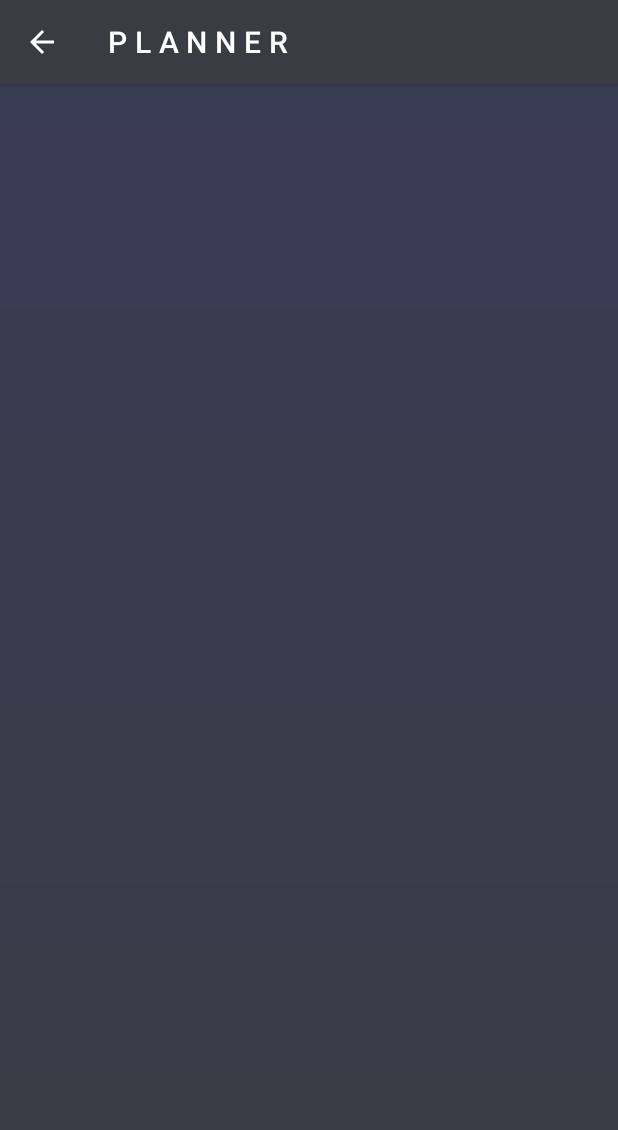
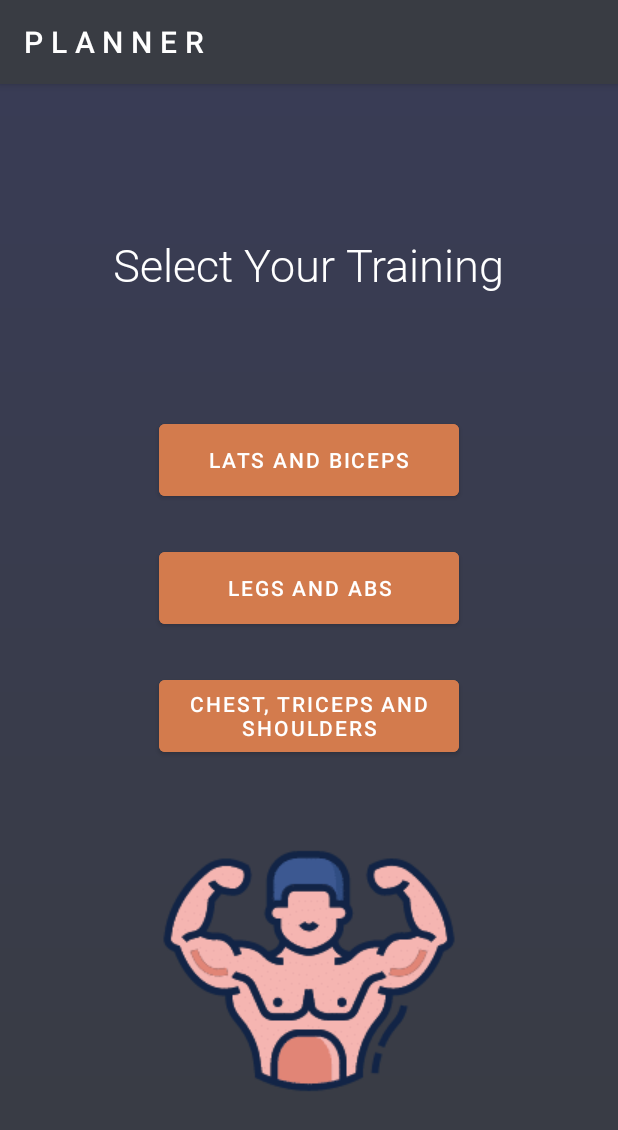
Before and after one commit to matsouto/workoutplanner, an Android app: the WorkoutPlanner screen opened directly, with no data from a screen before it, on a phone screen of 412 x 824 dp. Before the commit the part shown is almost empty. Shown: the top 1130 px of the screen. Run offline under Robolectric (Android 15) with nearby library versions, the phone set to English and light mode, and no system bars.

Commit message:
add exercises tab

```diff
--- a/app/src/main/java/com/souto/workoutapp/WorkoutPlanner.java
+++ b/app/src/main/java/com/souto/workoutapp/WorkoutPlanner.java
@@ -2,11 +2,17 @@ package com.souto.workoutapp;
 
 import androidx.appcompat.app.AppCompatActivity;
 
+import android.content.Intent;
 import android.os.Bundle;
 import android.view.View;
 import android.view.WindowManager;
+import android.widget.Button;
+
+import com.souto.workoutapp.exercises.Lats;
 
 public class WorkoutPlanner extends AppCompatActivity {
+
+    protected Button btn_lats;
 
     @Override
     protected void onCreate(Bundle savedInstanceState) {
@@ -16,14 +22,22 @@ public class WorkoutPlanner extends AppCompatActivity {
         getWindow().setFlags(WindowManager.LayoutParams.FLAG_FULLSCREEN,WindowManager.LayoutParams.FLAG_FULLSCREEN); // Hide Status
 
         getSupportActionBar().setTitle("P L A N N E R");
-        getSupportActionBar().setHomeButtonEnabled(true);
-        getSupportActionBar().setDisplayHomeAsUpEnabled(true);
 
         setContentView(R.layout.activity_workout_planner);
 
         //-----------------------------------------------------
 
+        btn_lats = findViewById(R.id.btn_A);
+        btn_lats.setOnClickListener(new View.OnClickListener() {
+            @Override
+            public void onClick(View view) {
+                startLats();
+            }
+        });
+    }
 
-
+    public void startLats() {
+        Intent intent_lats = new Intent(this, Lats.class);
+        startActivity(intent_lats);
     }
 }
--- a/app/src/main/res/layout/toolbar.xml
+++ b/app/src/main/res/layout/activity_lats_biceps.xml
@@ -1,6 +1,9 @@
 <?xml version="1.0" encoding="utf-8"?>
 <androidx.constraintlayout.widget.ConstraintLayout xmlns:android="http://schemas.android.com/apk/res/android"
+    xmlns:app="http://schemas.android.com/apk/res-auto"
+    xmlns:tools="http://schemas.android.com/tools"
     android:layout_width="match_parent"
-    android:layout_height="match_parent">
+    android:layout_height="match_parent"
+    tools:context=".exercises.Lats">
 
 </androidx.constraintlayout.widget.ConstraintLayout>
--- a/app/src/main/res/layout/activity_workout_planner.xml
+++ b/app/src/main/res/layout/activity_workout_planner.xml
@@ -5,5 +5,59 @@
     android:layout_width="match_parent"
     android:layout_height="match_parent"
     android:background="@drawable/menu_bg"
-    tools:context=".WorkoutPlanner">
+    tools:context=".WorkoutPlanner"
+    android:padding="20dp">
+
+    <TextView
+        android:id="@+id/select_text"
+        android:layout_width="wrap_content"
+        android:layout_height="wrap_content"
+        android:layout_centerHorizontal="true"
+        android:layout_marginTop="80dp"
+        android:fontFamily="@font/roboto_light"
+        android:text="Select Your Training"
+        android:textColor="@color/white"
+        android:textSize="30dp" />
+
+    <Button
+        android:id="@+id/btn_A"
+        android:layout_width="200dp"
+        android:layout_height="60dp"
+        android:layout_below="@+id/select_text"
+        android:layout_centerHorizontal="true"
+        android:layout_marginTop="80dp"
+        android:layout_marginBottom="25dp"
+        android:backgroundTint="@color/app_orange"
+        android:text="Lats and Biceps" />
+
+    <Button
+        android:id="@+id/btn_B"
+        android:layout_width="200dp"
+        android:layout_height="60dp"
+        android:layout_below="@id/btn_A"
+        android:layout_marginBottom="25dp"
+        android:layout_centerHorizontal="true"
+        android:backgroundTint="@color/app_orange"
+        android:text="Legs and Abs"
+        />
+
+    <Button
+        android:id="@+id/btn_C"
+        android:layout_width="200dp"
+        android:layout_height="60dp"
+        android:layout_below="@id/btn_B"
+        android:layout_centerHorizontal="true"
+        android:text="Chest, triceps and shoulders"
+        android:backgroundTint="@color/app_orange"
+        />
+
+    <ImageView
+        android:id="@+id/imageView2"
+        android:layout_width="wrap_content"
+        android:layout_height="wrap_content"
+        android:layout_below="@+id/btn_C"
+        android:layout_centerHorizontal="true"
+        android:layout_marginTop="40dp"
+        app:srcCompat="@drawable/bodybuilder_icon" />
+
 </RelativeLayout>
--- a/app/src/main/res/values-night/themes.xml
+++ b/app/src/main/res/values-night/themes.xml
@@ -4,7 +4,7 @@
         <!-- Primary brand color. -->
         <item name="colorPrimary">@color/app_gray</item>
         <item name="colorPrimaryVariant">@color/app_gray</item>
-        <item name="colorOnPrimary">@color/black</item>
+        <item name="colorOnPrimary">@color/white</item>
         <!-- Secondary brand color. -->
         <item name="colorSecondary">@color/app_orange</item>
         <item name="colorSecondaryVariant">@color/app_orange</item>
--- a/app/src/main/res/values/themes.xml
+++ b/app/src/main/res/values/themes.xml
@@ -3,7 +3,7 @@
     <style name="Theme.WorkoutApp" parent="Theme.MaterialComponents.DayNight.DarkActionBar">
         <!-- Primary brand color. -->
         <item name="colorPrimary">@color/app_gray</item>
-        <item name="colorPrimaryVariant">@color/app_orange</item>
+        <item name="colorPrimaryVariant">@color/app_gray</item>
         <item name="colorOnPrimary">@color/white</item>
         <!-- Secondary brand color. -->
         <item name="colorSecondary">@color/app_orange</item>
```
Also changed, not shown: app/src/main/AndroidManifest.xml (+9 -0 lines), app/src/main/java/com/souto/workoutapp/exercises/Chest.java (added, +16 -0 lines), app/src/main/java/com/souto/workoutapp/exercises/Lats.java (added, +31 -0 lines), app/src/main/java/com/souto/workoutapp/exercises/Legs.java (added, +16 -0 lines), app/src/main/res/layout/activity_chest.xml (added, +9 -0 lines), app/src/main/res/layout/activity_legs_abs.xml (added, +9 -0 lines), app/src/main/res/drawable-v24/bodybuilder_icon.jpg (added).
